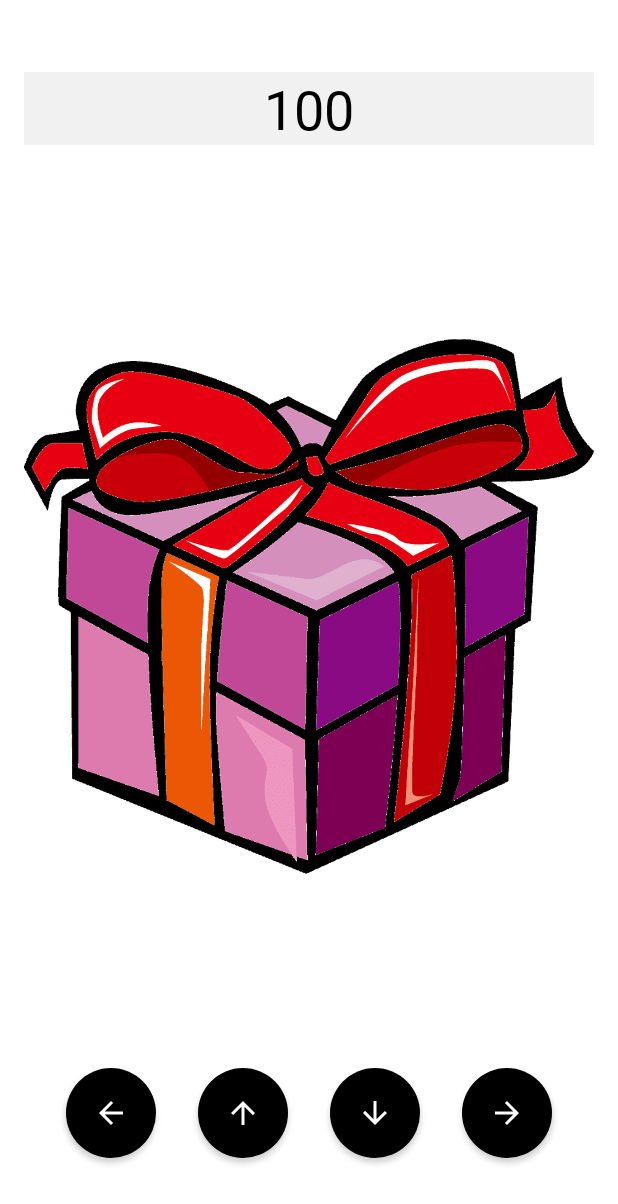
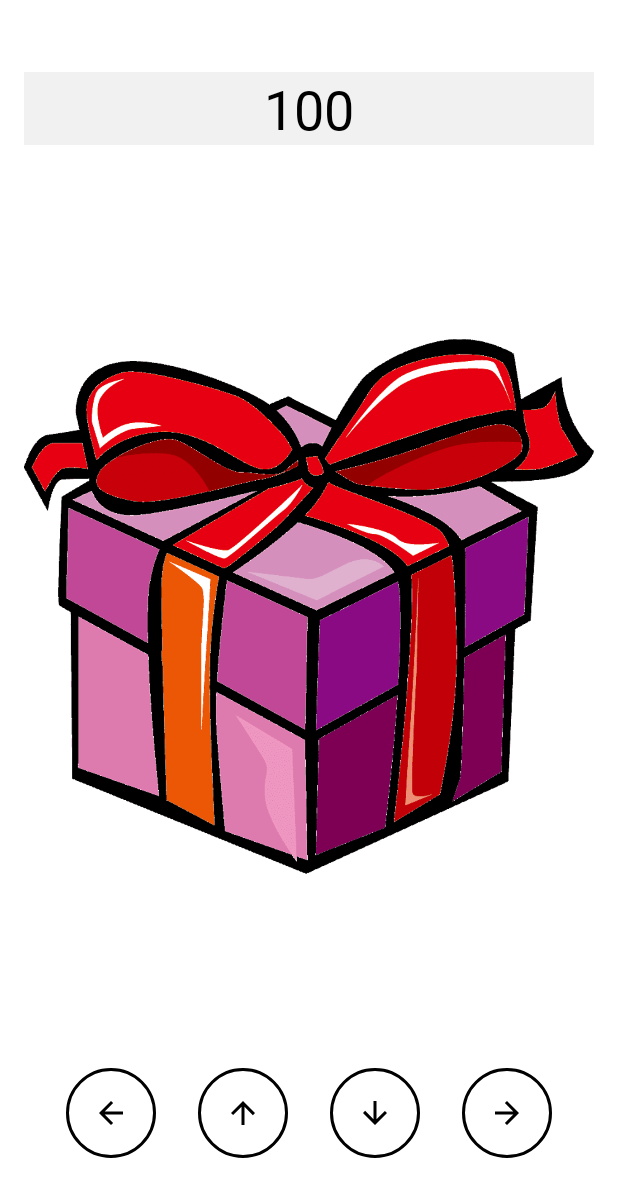
Before and after one commit to SaVyrin/GiftGame, an Android app: the GameFragment screen opened through its navigation route, on a phone screen of 412 x 824 dp. Shown: the top 1204 px of the screen. Run offline under Robolectric (Android 15) with nearby library versions, the phone set to English and light mode, and no system bars; our stand-ins replace Dagger/Hilt's generated code.

Commit message:
Change game buttons appearance

```diff
--- a/app/src/main/res/layout/fragment_game.xml
+++ b/app/src/main/res/layout/fragment_game.xml
@@ -8,7 +8,7 @@
 
     <TextView
         style="@style/Text.PresentHealth"
-        android:layout_width="match_parent"
+        android:layout_width="0dp"
         android:layout_height="wrap_content"
         android:background="@color/game_health_background_color"
         app:layout_constraintEnd_toEndOf="parent"
--- a/app/src/main/res/values/colors.xml
+++ b/app/src/main/res/values/colors.xml
@@ -9,7 +9,6 @@
 
     <color name="gray_almost_transparent">#20939393</color>
 
-
     <color name="black">#FF000000</color>
     <color name="white">#FFFFFFFF</color>
 </resources>
--- a/app/src/main/res/values/elements_colors.xml
+++ b/app/src/main/res/values/elements_colors.xml
@@ -5,6 +5,9 @@
 
     <color name="game_health_color">@color/black</color>
     <color name="game_health_background_color">@color/gray_almost_transparent</color>
+    <color name="game_button_stroke_color">@color/black</color>
+    <color name="game_button_image_color">@color/black</color>
+    <color name="game_button_ripple_color">@color/gray_almost_transparent</color>
 
     <color name="finish_greetings_color">@color/black</color>
 </resources>
--- a/app/src/main/res/values/styles.xml
+++ b/app/src/main/res/values/styles.xml
@@ -1,7 +1,7 @@
 <?xml version="1.0" encoding="utf-8"?>
 <resources>
 
-    <style name="GameButton" parent="ShapeAppearanceOverlay.Material3.Button">
+    <style name="GameButton" parent="Widget.MaterialComponents.Button.OutlinedButton">
         <item name="iconGravity">textStart</item>
         <item name="iconPadding">0dp</item>
         <item name="android:insetLeft">0dp</item>
@@ -9,7 +9,10 @@
         <item name="android:insetTop">0dp</item>
         <item name="android:insetBottom">0dp</item>
         <item name="cornerRadius">30dp</item>
-        <item name="backgroundTint">@color/black</item>
+        <item name="strokeColor">@color/game_button_stroke_color</item>
+        <item name="strokeWidth">2dp</item>
+        <item name="iconTint">@color/game_button_image_color</item>
+        <item name="rippleColor">@color/game_button_ripple_color</item>
         <item name="android:textAllCaps">false</item>
         <item name="android:textSize">20sp</item>
     </style>
```
